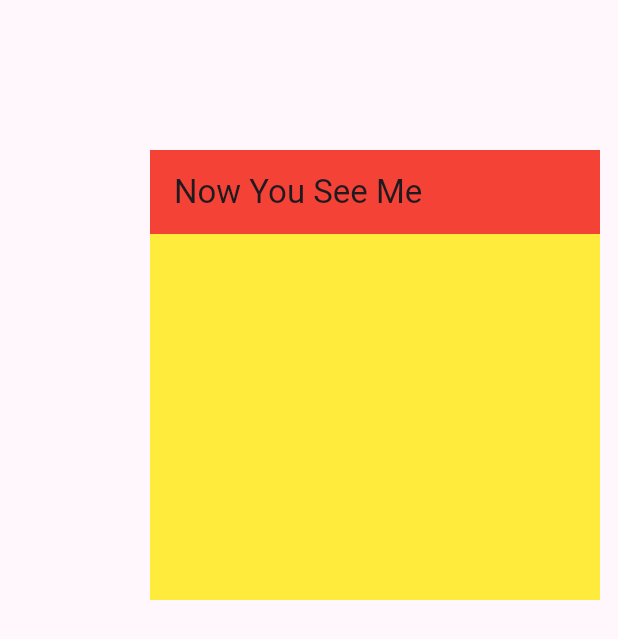
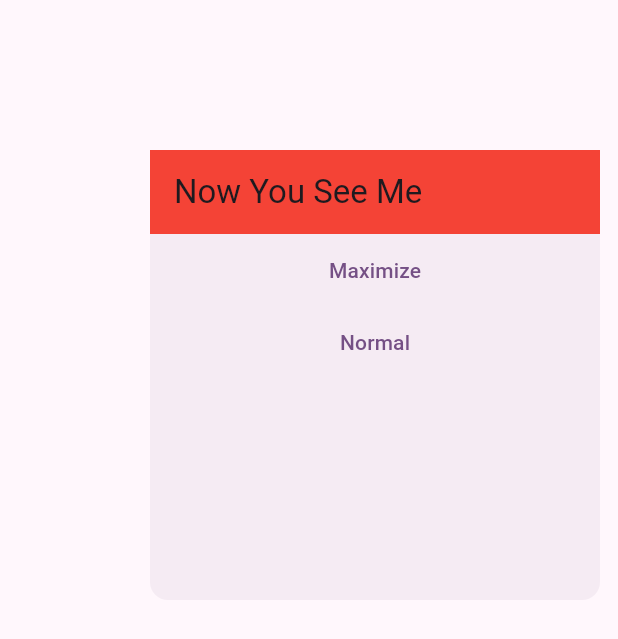
Before and after one commit to huanghui1998hhh/NowYouSeeMe, a Flutter app: the screen it shows after launch, on a phone screen of 412 x 824 dp. Shown: the top 639 px of the screen. Run offline on Flutter 3.47's test engine with Material 3 defaults, Android fonts, the phone set to English and light mode, and no system bars; our stand-ins replace shared_preferences.

Commit message:
feat: Simulating window behavior

```diff
--- a/lib/main.dart
+++ b/lib/main.dart
@@ -50,10 +50,43 @@ class MyHomePage extends StatefulWidget {
 class _MyHomePageState extends State<MyHomePage> {
   @override
   Widget build(BuildContext context) {
-    return const Scaffold(
+    return Scaffold(
       body: Stack(
         children: [
-          Window(),
+          Window(
+            child: DecoratedBox(
+              decoration: BoxDecoration(
+                color: Theme.of(context).colorScheme.surfaceContainer,
+                borderRadius: const BorderRadius.all(Radius.circular(12)),
+              ),
+              child: Builder(
+                builder: (context) {
+                  return Column(
+                    children: [
+                      WindowDraggableArea(
+                        child: AppBar(
+                          title: const Text('Now You See Me'),
+                          backgroundColor: Colors.red,
+                        ),
+                      ),
+                      TextButton(
+                        onPressed: () {
+                          Window.of(context).mode = WindowMode.maximized;
+                        },
+                        child: const Text('Maximize'),
+                      ),
+                      TextButton(
+                        onPressed: () {
+                          Window.of(context).mode = WindowMode.normal;
+                        },
+                        child: const Text('Normal'),
+                      ),
+                    ],
+                  );
+                },
+              ),
+            ),
+          ),
         ],
       ),
     );
--- a/lib/widget/window/window.dart
+++ b/lib/widget/window/window.dart
@@ -3,7 +3,9 @@ import 'package:flutter/material.dart';
 import 'resize_listener.dart';
 
 class Window extends StatefulWidget {
-  const Window({super.key});
+  const Window({super.key, required this.child});
+
+  final Widget child;
 
   static WindowState of(BuildContext context) {
     final windowState = context.findAncestorStateOfType<WindowState>();
@@ -25,11 +27,21 @@ class Window extends StatefulWidget {
 }
 
 class WindowState extends State<Window> {
+  WindowMode _mode = WindowMode.normal;
+  WindowMode get mode => _mode;
+  set mode(WindowMode mode) {
+    if (mode == _mode) return;
+    if (!mounted) return;
+    setState(() {
+      _mode = mode;
+    });
+  }
+
   Rect _rect = const Offset(100, 100) & const Size(300, 300);
   Rect get rect => _rect;
   set rect(Rect rect) {
+    if (rect == _rect) return;
     if (!mounted) return;
-    if (rect == _rect) return;
     setState(() {
       _rect = rect;
     });
@@ -37,34 +49,82 @@ class WindowState extends State<Window> {
 
   @override
   Widget build(BuildContext context) {
-    return Positioned.fromRect(
-      rect: _rect,
-      child: ResizeListener(
-        onResizeUpdate: _onResizeUpdate,
-        child: ColoredBox(
-          color: Colors.yellow,
-          child: Column(
-            children: [
-              GestureDetector(
-                onPanUpdate: (details) {
-                  rect = rect.shift(details.delta);
-                },
-                child: AppBar(
-                  title: const Text('Now You See Me'),
-                  backgroundColor: Colors.red,
-                ),
-              ),
-              const Expanded(child: SizedBox.shrink()),
-            ],
-          ),
+    Widget current = ResizeListener(
+      onResizeUpdate: _onResizeUpdate,
+      child: RepaintBoundary(child: widget.child),
+    );
+
+    current = switch (mode) {
+      WindowMode.normal => Positioned.fromRect(
+          rect: _rect,
+          child: current,
         ),
-      ),
-    );
+      WindowMode.maximized => Positioned.fill(child: current),
+    };
+
+    return current;
   }
 
   void _onResizeUpdate(ResizeDirection direction, DragUpdateDetails details) {
     rect = rect.resizeTo(direction, delta: details.delta);
   }
+
+  void shift(Offset delta) {
+    rect = rect.shift(delta);
+  }
+
+  void toNormalMode({required Offset startPosition}) {
+    assert(startPosition.dx >= 0 && startPosition.dy >= 0);
+    if (mode == WindowMode.normal) return;
+    final render = context.findRenderObject()! as RenderBox;
+    final localStartPosition = render.globalToLocal(startPosition);
+    final xRatio = localStartPosition.dx / render.size.width;
+    final yRatio = localStartPosition.dy / render.size.height;
+    mode = WindowMode.normal;
+    rect = (localStartPosition -
+            Offset(
+              rect.size.width * xRatio,
+              rect.size.height * yRatio,
+            )) &
+        rect.size;
+  }
+}
+
+class WindowDraggableArea extends StatelessWidget {
+  const WindowDraggableArea({super.key, required this.child});
+
+  final Widget child;
+
+  @override
+  Widget build(BuildContext context) {
+    final windowState = Window.of(context);
+
+    return GestureDetector(
+      onDoubleTap: () {
+        windowState.mode = windowState.mode.toggle;
+      },
+      onPanStart: (details) {
+        if (windowState.mode == WindowMode.maximized) {
+          windowState.toNormalMode(startPosition: details.globalPosition);
+        }
+      },
+      onPanUpdate: (details) {
+        assert(windowState.mode == WindowMode.normal);
+        windowState.shift(details.delta);
+      },
+      child: child,
+    );
+  }
+}
+
+enum WindowMode {
+  normal,
+  maximized;
+
+  WindowMode get toggle => switch (this) {
+        WindowMode.normal => WindowMode.maximized,
+        WindowMode.maximized => WindowMode.normal,
+      };
 }
 
 extension on Rect {
```
